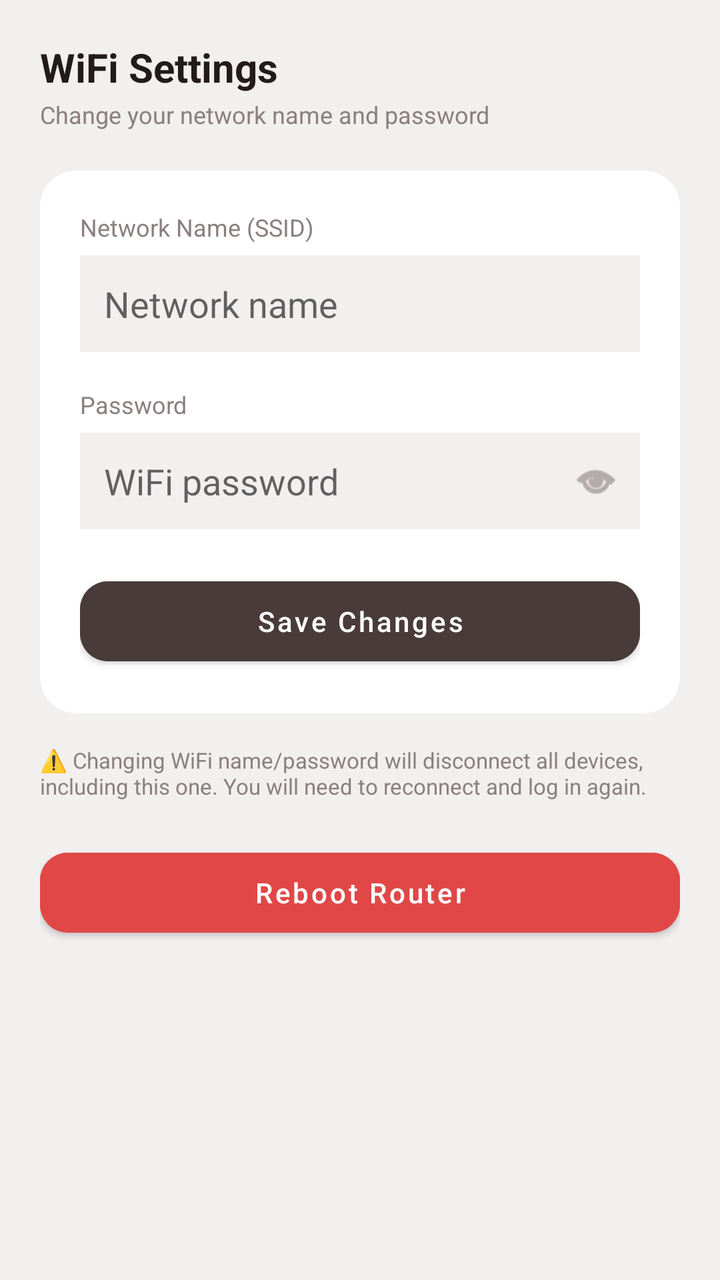
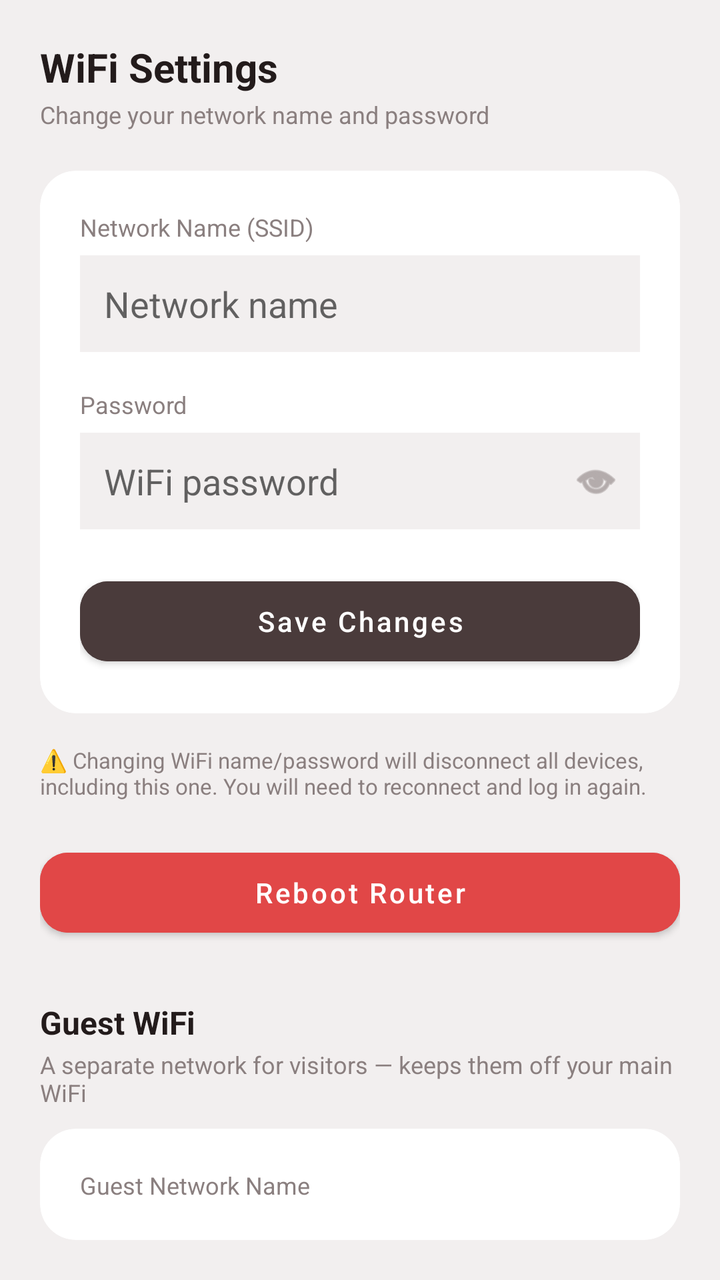

Compare the two renders of this Android layout. The source of the first and the diff that turns it into the second are given below.
<!-- AndroidManifest.xml: application theme Theme.AhmadNetGuard -->
<!-- res/layout/activity_wifi_settings.xml -->
<?xml version="1.0" encoding="utf-8"?>
<LinearLayout xmlns:android="http://schemas.android.com/apk/res/android"
    xmlns:app="http://schemas.android.com/apk/res-auto"
    android:layout_width="match_parent"
    android:layout_height="match_parent"
    android:background="@color/bg_screen"
    android:orientation="vertical"
    android:padding="20dp">

    <TextView
        android:layout_width="wrap_content"
        android:layout_height="wrap_content"
        android:text="WiFi Settings"
        android:textColor="@color/text_primary"
        android:textSize="20sp"
        android:textStyle="bold" />

    <TextView
        android:layout_width="wrap_content"
        android:layout_height="wrap_content"
        android:layout_marginTop="2dp"
        android:layout_marginBottom="20dp"
        android:text="Change your network name and password"
        android:textColor="@color/text_secondary"
        android:textSize="12sp" />

    <androidx.cardview.widget.CardView
        android:layout_width="match_parent"
        android:layout_height="wrap_content"
        app:cardCornerRadius="18dp"
        app:cardElevation="0dp"
        app:cardBackgroundColor="@color/card_white">

        <LinearLayout
            android:layout_width="match_parent"
            android:layout_height="wrap_content"
            android:orientation="vertical"
            android:padding="20dp">

            <TextView
                android:layout_width="wrap_content"
                android:layout_height="wrap_content"
                android:text="Network Name (SSID)"
                android:textColor="@color/text_secondary"
                android:textSize="12sp" />

            <EditText
                android:id="@+id/inputSsid"
                android:layout_width="match_parent"
                android:layout_height="wrap_content"
                android:layout_marginTop="6dp"
                android:background="@color/bg_screen"
                android:hint="Network name"
                android:inputType="text"
                android:padding="12dp"
                android:textColor="@color/text_primary" />

            <TextView
                android:layout_width="wrap_content"
                android:layout_height="wrap_content"
                android:layout_marginTop="18dp"
                android:text="Password"
                android:textColor="@color/text_secondary"
                android:textSize="12sp" />

            <FrameLayout
                android:layout_width="match_parent"
                android:layout_height="wrap_content"
                android:layout_marginTop="6dp">

                <EditText
                    android:id="@+id/inputWifiPassword"
                    android:layout_width="match_parent"
                    android:layout_height="wrap_content"
                    android:background="@color/bg_screen"
                    android:hint="WiFi password"
                    android:inputType="textPassword"
                    android:paddingStart="12dp"
                    android:paddingTop="12dp"
                    android:paddingBottom="12dp"
                    android:paddingEnd="44dp"
                    android:textColor="@color/text_primary" />

                <ImageView
                    android:id="@+id/btnToggleWifiPassword"
                    android:layout_width="24dp"
                    android:layout_height="24dp"
                    android:layout_gravity="center_vertical|end"
                    android:layout_marginEnd="10dp"
                    android:src="@android:drawable/ic_menu_view"
                    app:tint="@color/text_secondary" />
            </FrameLayout>

            <TextView
                android:id="@+id/textWifiError"
                android:layout_width="match_parent"
                android:layout_height="wrap_content"
                android:layout_marginTop="14dp"
                android:background="@color/red_bg"
                android:padding="10dp"
                android:textColor="@color/red_blocked"
                android:textSize="12sp"
                android:visibility="gone" />

            <com.google.android.material.button.MaterialButton
                android:id="@+id/btnSaveWifiSettings"
                android:layout_width="match_parent"
                android:layout_height="52dp"
                android:layout_marginTop="20dp"
                android:backgroundTint="@color/brand_dark"
                android:text="Save Changes"
                android:textAllCaps="false"
                android:textColor="@color/card_white"
                app:cornerRadius="14dp" />

            <ProgressBar
                android:id="@+id/progressWifiSave"
                android:layout_width="24dp"
                android:layout_height="24dp"
                android:layout_gravity="center"
                android:layout_marginTop="14dp"
                android:visibility="gone" />

        </LinearLayout>
    </androidx.cardview.widget.CardView>

    <TextView
        android:layout_width="wrap_content"
        android:layout_height="wrap_content"
        android:layout_marginTop="16dp"
        android:text="⚠️ Changing WiFi name/password will disconnect all devices, including this one. You will need to reconnect and log in again."
        android:textColor="@color/text_secondary"
        android:textSize="11sp" />

    <com.google.android.material.button.MaterialButton
        android:id="@+id/btnRebootRouter"
        android:layout_width="match_parent"
        android:layout_height="52dp"
        android:layout_marginTop="20dp"
        android:backgroundTint="@color/red_blocked"
        android:text="Reboot Router"
        android:textAllCaps="false"
        android:textColor="@color/card_white"
        app:cornerRadius="14dp" />

</LinearLayout>
<!-- resources referenced by this layout -->
<resources>
  <color name="bg_screen">#F2EFEF</color>
  <color name="brand_dark">#4A3B3B</color>
  <color name="card_white">#FFFFFF</color>
  <color name="red_bg">#FCE7E7</color>
  <color name="red_blocked">#E14747</color>
  <color name="text_primary">#231B1B</color>
  <color name="text_secondary">#8A7F7F</color>
  <style name="Theme.AhmadNetGuard" parent="Theme.MaterialComponents.DayNight.NoActionBar">
          <item name="colorPrimary">@color/brand_dark</item>
          <item name="android:windowBackground">@color/bg_screen</item>
      </style>
</resources>

<!-- the commit's change to res/layout/activity_wifi_settings.xml (unified diff, before → after) -->
@@ -143,4 +143,125 @@
         android:textColor="@color/card_white"
         app:cornerRadius="14dp" />
 
+    <TextView
+        android:layout_width="wrap_content"
+        android:layout_height="wrap_content"
+        android:layout_marginTop="28dp"
+        android:text="Guest WiFi"
+        android:textColor="@color/text_primary"
+        android:textSize="16sp"
+        android:textStyle="bold" />
+
+    <TextView
+        android:layout_width="wrap_content"
+        android:layout_height="wrap_content"
+        android:layout_marginTop="2dp"
+        android:layout_marginBottom="10dp"
+        android:text="A separate network for visitors — keeps them off your main WiFi"
+        android:textColor="@color/text_secondary"
+        android:textSize="12sp" />
+
+    <androidx.cardview.widget.CardView
+        android:layout_width="match_parent"
+        android:layout_height="wrap_content"
+        app:cardCornerRadius="18dp"
+        app:cardElevation="0dp"
+        app:cardBackgroundColor="@color/card_white">
+
+        <LinearLayout
+            android:layout_width="match_parent"
+            android:layout_height="wrap_content"
+            android:orientation="vertical"
+            android:padding="20dp">
+
+            <TextView
+                android:layout_width="wrap_content"
+                android:layout_height="wrap_content"
+                android:text="Guest Network Name"
+                android:textColor="@color/text_secondary"
+                android:textSize="12sp" />
+
+            <EditText
+                android:id="@+id/inputGuestSsid"
+                android:layout_width="match_parent"
+                android:layout_height="wrap_content"
+                android:layout_marginTop="6dp"
+                android:background="@color/bg_screen"
+                android:hint="e.g. AHMAD Guest"
+                android:inputType="text"
+                android:padding="12dp"
+                android:textColor="@color/text_primary" />
+
+            <TextView
+                android:layout_width="wrap_content"
+                android:layout_height="wrap_content"
+                android:layout_marginTop="14dp"
+                android:text="Guest Password"
+                android:textColor="@color/text_secondary"
+                android:textSize="12sp" />
+
+            <EditText
+                android:id="@+id/inputGuestPassword"
+                android:layout_width="match_parent"
+                android:layout_height="wrap_content"
+                android:layout_marginTop="6dp"
+                android:background="@color/bg_screen"
+                android:hint="At least 8 characters"
+                android:inputType="textPassword"
+                android:padding="12dp"
+                android:textColor="@color/text_primary" />
+
+            <TextView
+                android:id="@+id/textGuestError"
+                android:layout_width="match_parent"
+                android:layout_height="wrap_content"
+                android:layout_marginTop="14dp"
+                android:background="@color/red_bg"
+                android:padding="10dp"
+                android:textColor="@color/red_blocked"
+                android:textSize="12sp"
+                android:visibility="gone" />
+
+            <LinearLayout
+                android:layout_width="match_parent"
+                android:layout_height="wrap_content"
+                android:layout_marginTop="18dp"
+                android:orientation="horizontal">
+
+                <com.google.android.material.button.MaterialButton
+                    android:id="@+id/btnAddGuestWifi"
+                    android:layout_width="0dp"
+                    android:layout_height="48dp"
+                    android:layout_weight="1"
+                    android:layout_marginEnd="6dp"
+                    android:backgroundTint="@color/brand_dark"
+                    android:text="Turn On"
+                    android:textAllCaps="false"
+                    android:textColor="@color/card_white"
+                    app:cornerRadius="12dp" />
+
+                <com.google.android.material.button.MaterialButton
+                    android:id="@+id/btnRemoveGuestWifi"
+                    android:layout_width="0dp"
+                    android:layout_height="48dp"
+                    android:layout_weight="1"
+                    android:layout_marginStart="6dp"
+                    android:backgroundTint="@color/red_blocked"
+                    android:text="Turn Off"
+                    android:textAllCaps="false"
+                    android:textColor="@color/card_white"
+                    app:cornerRadius="12dp" />
+            </LinearLayout>
+
+            <ProgressBar
+                android:id="@+id/progressGuestWifi"
+                android:layout_width="24dp"
+                android:layout_height="24dp"
+                android:layout_gravity="center"
+                android:layout_marginTop="14dp"
+                android:visibility="gone" />
+
+        </LinearLayout>
+    </androidx.cardview.widget.CardView>
+
 </LinearLayout>
